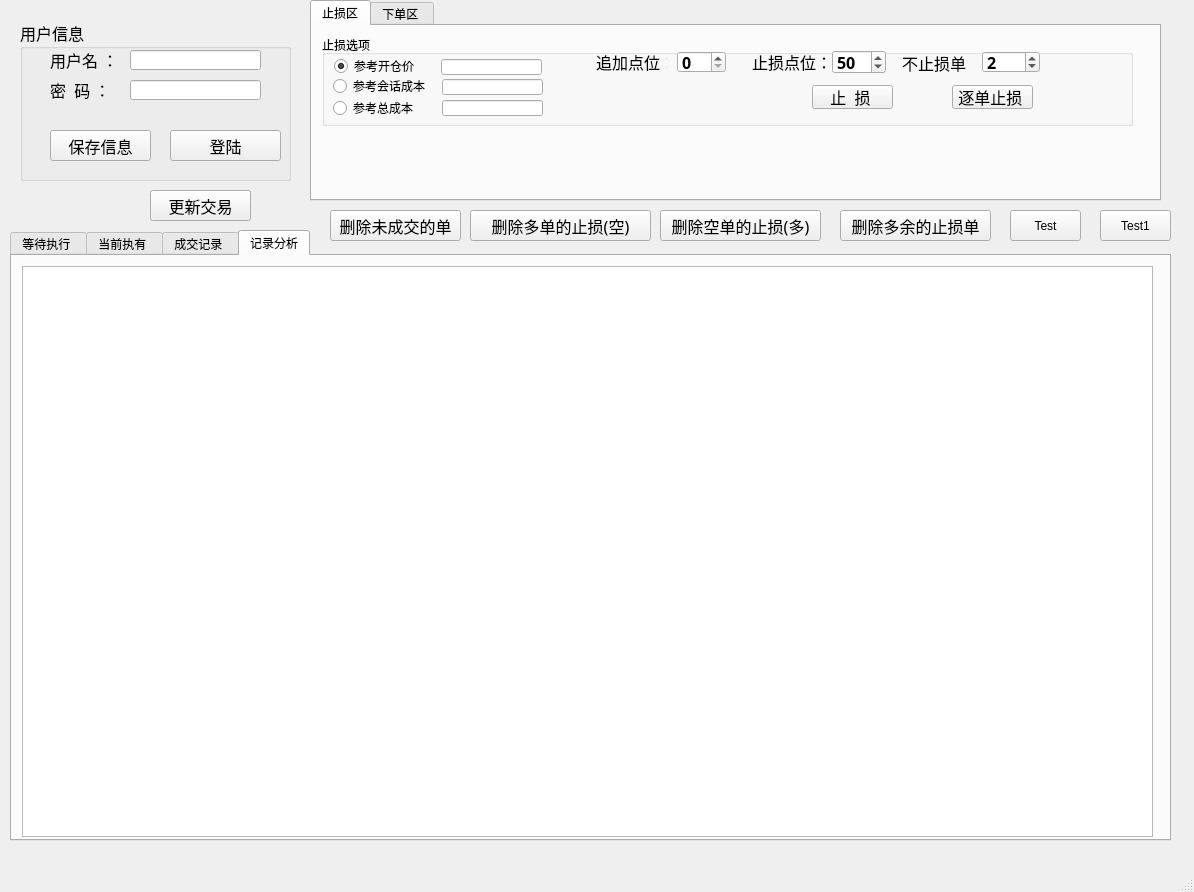
First picture: the form in win2.ui, repository che7611/test, before the edit.
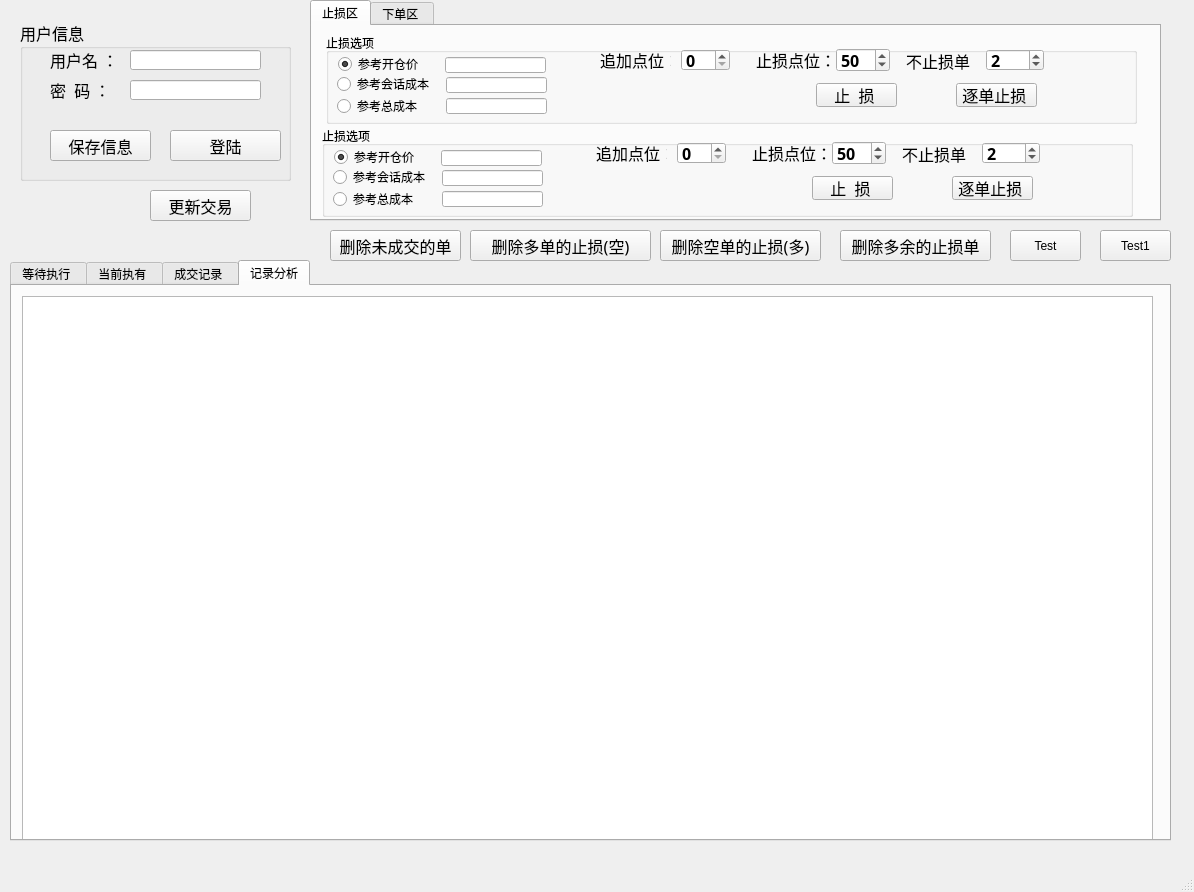
Second picture: the form after the edit.

The edit to the form file:
```diff
--- a/win2.ui
+++ b/win2.ui
@@ -18,9 +18,9 @@
     <property name="geometry">
      <rect>
       <x>10</x>
-      <y>230</y>
+      <y>260</y>
       <width>1161</width>
-      <height>611</height>
+      <height>581</height>
      </rect>
     </property>
     <property name="cursor">
@@ -251,7 +251,7 @@
       <x>310</x>
       <y>0</y>
       <width>851</width>
-      <height>201</height>
+      <height>221</height>
      </rect>
     </property>
     <property name="currentIndex">
@@ -264,8 +264,8 @@
      <widget class="QGroupBox" name="grStop">
       <property name="geometry">
        <rect>
-        <x>10</x>
-        <y>9</y>
+        <x>14</x>
+        <y>7</y>
         <width>811</width>
         <height>91</height>
        </rect>
@@ -528,6 +528,273 @@
        </property>
       </widget>
      </widget>
+     <widget class="QGroupBox" name="grStop_3">
+      <property name="geometry">
+       <rect>
+        <x>10</x>
+        <y>100</y>
+        <width>811</width>
+        <height>91</height>
+       </rect>
+      </property>
+      <property name="title">
+       <string>止损选项</string>
+      </property>
+      <widget class="QPushButton" name="b_checkstop_3">
+       <property name="geometry">
+        <rect>
+         <x>630</x>
+         <y>50</y>
+         <width>81</width>
+         <height>24</height>
+        </rect>
+       </property>
+       <property name="font">
+        <font>
+         <family>新宋体</family>
+         <pointsize>12</pointsize>
+        </font>
+       </property>
+       <property name="text">
+        <string>逐单止损 </string>
+       </property>
+      </widget>
+      <widget class="QSpinBox" name="box_nostop_3">
+       <property name="geometry">
+        <rect>
+         <x>660</x>
+         <y>16</y>
+         <width>58</width>
+         <height>22</height>
+        </rect>
+       </property>
+       <property name="font">
+        <font>
+         <family>宋体</family>
+         <pointsize>12</pointsize>
+         <weight>75</weight>
+         <bold>true</bold>
+        </font>
+       </property>
+       <property name="maximum">
+        <number>500</number>
+       </property>
+       <property name="value">
+        <number>2</number>
+       </property>
+      </widget>
+      <widget class="QSpinBox" name="box_add_3">
+       <property name="geometry">
+        <rect>
+         <x>355</x>
+         <y>16</y>
+         <width>49</width>
+         <height>22</height>
+        </rect>
+       </property>
+       <property name="font">
+        <font>
+         <family>宋体</family>
+         <pointsize>12</pointsize>
+         <weight>75</weight>
+         <bold>true</bold>
+        </font>
+       </property>
+       <property name="maximum">
+        <number>50</number>
+       </property>
+       <property name="value">
+        <number>0</number>
+       </property>
+      </widget>
+      <widget class="QLabel" name="label_16">
+       <property name="geometry">
+        <rect>
+         <x>580</x>
+         <y>18</y>
+         <width>71</width>
+         <height>19</height>
+        </rect>
+       </property>
+       <property name="font">
+        <font>
+         <family>Adobe Arabic</family>
+         <pointsize>12</pointsize>
+        </font>
+       </property>
+       <property name="text">
+        <string>不止损单 ：</string>
+       </property>
+      </widget>
+      <widget class="QLabel" name="label_17">
+       <property name="geometry">
+        <rect>
+         <x>274</x>
+         <y>17</y>
+         <width>71</width>
+         <height>19</height>
+        </rect>
+       </property>
+       <property name="font">
+        <font>
+         <family>Adobe Arabic</family>
+         <pointsize>12</pointsize>
+        </font>
+       </property>
+       <property name="text">
+        <string>追加点位：  </string>
+       </property>
+      </widget>
+      <widget class="QLabel" name="label_18">
+       <property name="geometry">
+        <rect>
+         <x>430</x>
+         <y>17</y>
+         <width>80</width>
+         <height>19</height>
+        </rect>
+       </property>
+       <property name="font">
+        <font>
+         <family>Adobe Arabic</family>
+         <pointsize>12</pointsize>
+        </font>
+       </property>
+       <property name="text">
+        <string>止损点位：</string>
+       </property>
+      </widget>
+      <widget class="QSpinBox" name="box_diff_3">
+       <property name="geometry">
+        <rect>
+         <x>510</x>
+         <y>15</y>
+         <width>54</width>
+         <height>24</height>
+        </rect>
+       </property>
+       <property name="font">
+        <font>
+         <family>方正姚体</family>
+         <pointsize>12</pointsize>
+         <weight>75</weight>
+         <bold>true</bold>
+        </font>
+       </property>
+       <property name="maximum">
+        <number>500</number>
+       </property>
+       <property name="value">
+        <number>50</number>
+       </property>
+      </widget>
+      <widget class="QRadioButton" name="rStop1_3">
+       <property name="geometry">
+        <rect>
+         <x>12</x>
+         <y>23</y>
+         <width>83</width>
+         <height>16</height>
+        </rect>
+       </property>
+       <property name="text">
+        <string>参考开仓价</string>
+       </property>
+       <property name="checked">
+        <bool>true</bool>
+       </property>
+      </widget>
+      <widget class="QRadioButton" name="rStop2_3">
+       <property name="geometry">
+        <rect>
+         <x>11</x>
+         <y>43</y>
+         <width>101</width>
+         <height>16</height>
+        </rect>
+       </property>
+       <property name="text">
+        <string>参考会话成本 </string>
+       </property>
+      </widget>
+      <widget class="QRadioButton" name="rStop3_3">
+       <property name="geometry">
+        <rect>
+         <x>11</x>
+         <y>65</y>
+         <width>89</width>
+         <height>16</height>
+        </rect>
+       </property>
+       <property name="text">
+        <string>参考总成本 </string>
+       </property>
+      </widget>
+      <widget class="QLineEdit" name="txt1_3">
+       <property name="geometry">
+        <rect>
+         <x>119</x>
+         <y>24</y>
+         <width>101</width>
+         <height>16</height>
+        </rect>
+       </property>
+       <property name="styleSheet">
+        <string notr="true"/>
+       </property>
+       <property name="text">
+        <string/>
+       </property>
+       <property name="readOnly">
+        <bool>true</bool>
+       </property>
+      </widget>
+      <widget class="QLineEdit" name="txt2_3">
+       <property name="geometry">
+        <rect>
+         <x>120</x>
+         <y>44</y>
+         <width>101</width>
+         <height>16</height>
+        </rect>
+       </property>
+       <property name="readOnly">
+        <bool>true</bool>
+       </property>
+      </widget>
+      <widget class="QLineEdit" name="txt3_3">
+       <property name="geometry">
+        <rect>
+         <x>120</x>
+         <y>65</y>
+         <width>101</width>
+         <height>16</height>
+        </rect>
+       </property>
+       <property name="readOnly">
+        <bool>true</bool>
+       </property>
+      </widget>
+      <widget class="QPushButton" name="b_gostop_3">
+       <property name="geometry">
+        <rect>
+         <x>490</x>
+         <y>50</y>
+         <width>81</width>
+         <height>24</height>
+        </rect>
+       </property>
+       <property name="font">
+        <font>
+         <family>新宋体</family>
+         <pointsize>12</pointsize>
+        </font>
+       </property>
+       <property name="text">
+        <string>止  损 </string>
+       </property>
+      </widget>
+     </widget>
     </widget>
     <widget class="QWidget" name="tab_order">
      <attribute name="title">
@@ -946,7 +1213,7 @@
     <property name="geometry">
      <rect>
       <x>330</x>
-      <y>210</y>
+      <y>230</y>
       <width>131</width>
       <height>31</height>
      </rect>
@@ -965,7 +1232,7 @@
     <property name="geometry">
      <rect>
       <x>470</x>
-      <y>210</y>
+      <y>230</y>
       <width>181</width>
       <height>31</height>
      </rect>
@@ -984,7 +1251,7 @@
     <property name="geometry">
      <rect>
       <x>660</x>
-      <y>210</y>
+      <y>230</y>
       <width>161</width>
       <height>31</height>
      </rect>
@@ -1003,7 +1270,7 @@
     <property name="geometry">
      <rect>
       <x>840</x>
-      <y>210</y>
+      <y>230</y>
       <width>151</width>
       <height>31</height>
      </rect>
@@ -1022,7 +1289,7 @@
     <property name="geometry">
      <rect>
       <x>1010</x>
-      <y>210</y>
+      <y>230</y>
       <width>71</width>
       <height>31</height>
      </rect>
@@ -1035,7 +1302,7 @@
     <property name="geometry">
      <rect>
       <x>1100</x>
-      <y>210</y>
+      <y>230</y>
       <width>71</width>
       <height>31</height>
      </rect>
```
